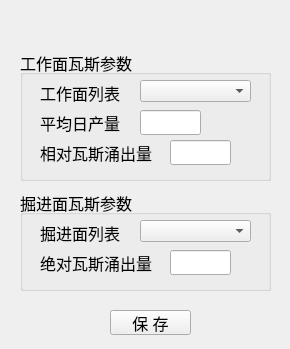
First picture: the form in python/cbm/uifiles/mine_gas_flow_predict_design_dlg.ui, repository wyrover/cbm, before the edit.
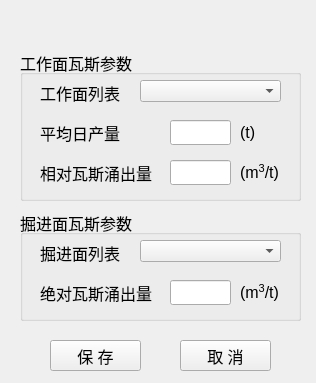
Second picture: the form after the edit. Icons and pictures are not drawn.

```diff
--- a/python/cbm/uifiles/mine_gas_flow_predict_design_dlg.ui
+++ b/python/cbm/uifiles/mine_gas_flow_predict_design_dlg.ui
@@ -6,8 +6,8 @@
    <rect>
     <x>0</x>
     <y>0</y>
-    <width>290</width>
-    <height>349</height>
+    <width>316</width>
+    <height>383</height>
    </rect>
   </property>
   <property name="windowTitle">
@@ -22,17 +22,17 @@
     <rect>
      <x>0</x>
      <y>30</y>
-     <width>291</width>
-     <height>321</height>
+     <width>311</width>
+     <height>351</height>
     </rect>
    </property>
    <widget class="QPushButton" name="save">
     <property name="geometry">
      <rect>
-      <x>110</x>
-      <y>280</y>
-      <width>81</width>
-      <height>25</height>
+      <x>50</x>
+      <y>310</y>
+      <width>91</width>
+      <height>31</height>
      </rect>
     </property>
     <property name="font">
@@ -49,8 +49,8 @@
      <rect>
       <x>20</x>
       <y>20</y>
-      <width>251</width>
-      <height>131</height>
+      <width>281</width>
+      <height>151</height>
      </rect>
     </property>
     <property name="font">
@@ -65,7 +65,7 @@
      <property name="geometry">
       <rect>
        <x>20</x>
-       <y>90</y>
+       <y>110</y>
        <width>121</width>
        <height>25</height>
       </rect>
@@ -83,7 +83,7 @@
      <property name="geometry">
       <rect>
        <x>20</x>
-       <y>60</y>
+       <y>70</y>
        <width>101</width>
        <height>25</height>
       </rect>
@@ -100,8 +100,8 @@
     <widget class="QLineEdit" name="work_surf_a">
      <property name="geometry">
       <rect>
-       <x>120</x>
-       <y>60</y>
+       <x>150</x>
+       <y>70</y>
        <width>61</width>
        <height>25</height>
       </rect>
@@ -116,7 +116,7 @@
      <property name="geometry">
       <rect>
        <x>150</x>
-       <y>90</y>
+       <y>110</y>
        <width>61</width>
        <height>25</height>
       </rect>
@@ -132,7 +132,7 @@
       <rect>
        <x>120</x>
        <y>30</y>
-       <width>111</width>
+       <width>141</width>
        <height>22</height>
       </rect>
      </property>
@@ -160,14 +160,50 @@
       <string>工作面列表</string>
      </property>
     </widget>
+    <widget class="QLabel" name="label_9">
+     <property name="geometry">
+      <rect>
+       <x>220</x>
+       <y>110</y>
+       <width>51</width>
+       <height>25</height>
+      </rect>
+     </property>
+     <property name="font">
+      <font>
+       <pointsize>12</pointsize>
+      </font>
+     </property>
+     <property name="text">
+      <string>&lt;html&gt;&lt;head/&gt;&lt;body&gt;&lt;p&gt;(m&lt;span style=&quot; vertical-align:super;&quot;&gt;3&lt;/span&gt;/t)&lt;/p&gt;&lt;/body&gt;&lt;/html&gt;</string>
+     </property>
+    </widget>
+    <widget class="QLabel" name="label_10">
+     <property name="geometry">
+      <rect>
+       <x>220</x>
+       <y>70</y>
+       <width>41</width>
+       <height>25</height>
+      </rect>
+     </property>
+     <property name="font">
+      <font>
+       <pointsize>12</pointsize>
+      </font>
+     </property>
+     <property name="text">
+      <string>(t)</string>
+     </property>
+    </widget>
    </widget>
    <widget class="QGroupBox" name="groupBox_2">
     <property name="geometry">
      <rect>
       <x>20</x>
-      <y>160</y>
-      <width>251</width>
-      <height>101</height>
+      <y>180</y>
+      <width>281</width>
+      <height>111</height>
      </rect>
     </property>
     <property name="font">
@@ -200,7 +236,7 @@
      <property name="geometry">
       <rect>
        <x>150</x>
-       <y>60</y>
+       <y>70</y>
        <width>61</width>
        <height>25</height>
       </rect>
@@ -215,7 +251,7 @@
      <property name="geometry">
       <rect>
        <x>20</x>
-       <y>60</y>
+       <y>70</y>
        <width>121</width>
        <height>25</height>
       </rect>
@@ -234,7 +270,7 @@
       <rect>
        <x>120</x>
        <y>30</y>
-       <width>111</width>
+       <width>141</width>
        <height>22</height>
       </rect>
      </property>
@@ -244,6 +280,42 @@
       </font>
      </property>
     </widget>
+    <widget class="QLabel" name="label_11">
+     <property name="geometry">
+      <rect>
+       <x>220</x>
+       <y>70</y>
+       <width>51</width>
+       <height>25</height>
+      </rect>
+     </property>
+     <property name="font">
+      <font>
+       <pointsize>12</pointsize>
+      </font>
+     </property>
+     <property name="text">
+      <string>&lt;html&gt;&lt;head/&gt;&lt;body&gt;&lt;p&gt;(m&lt;span style=&quot; vertical-align:super;&quot;&gt;3&lt;/span&gt;/t)&lt;/p&gt;&lt;/body&gt;&lt;/html&gt;</string>
+     </property>
+    </widget>
+   </widget>
+   <widget class="QPushButton" name="cancel">
+    <property name="geometry">
+     <rect>
+      <x>180</x>
+      <y>310</y>
+      <width>91</width>
+      <height>31</height>
+     </rect>
+    </property>
+    <property name="font">
+     <font>
+      <pointsize>12</pointsize>
+     </font>
+    </property>
+    <property name="text">
+     <string>取 消</string>
+    </property>
    </widget>
   </widget>
   <widget class="QWidget" name="widget_title" native="true">
@@ -251,7 +323,7 @@
     <rect>
      <x>-10</x>
      <y>0</y>
-     <width>301</width>
+     <width>321</width>
      <height>31</height>
     </rect>
    </property>
@@ -315,7 +387,7 @@
    <widget class="QPushButton" name="btnMenu_Close">
     <property name="geometry">
      <rect>
-      <x>260</x>
+      <x>280</x>
       <y>0</y>
       <width>41</width>
       <height>31</height>
```
